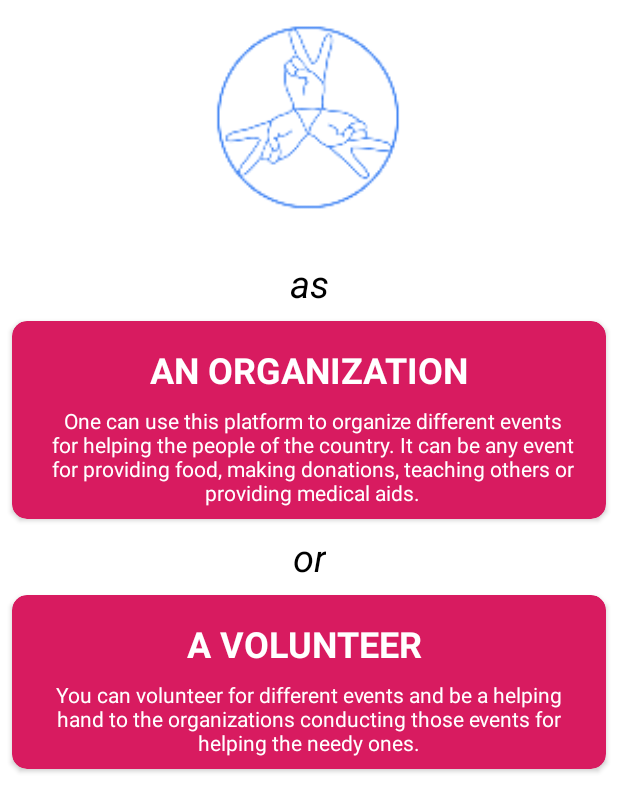
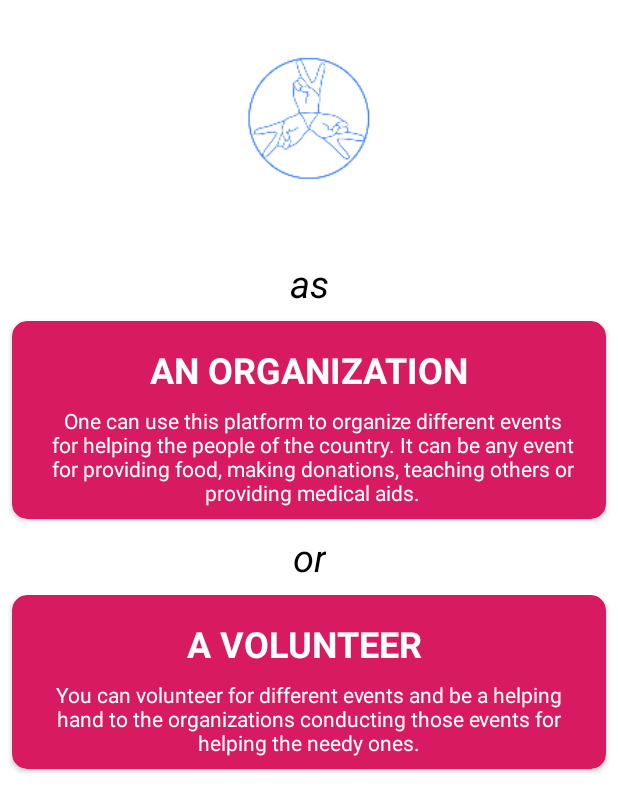
Before and after one commit to kats2296/HelpingHands, an Android app: the ChooseActivity screen opened directly, with no data from a screen before it, on a phone screen of 412 x 824 dp. Shown: the top 812 px of the screen. Run offline under Robolectric (Android 15) with nearby library versions, the phone set to English and light mode, and no system bars; our stand-ins replace ButterKnife.

Commit message:
minor design changes

```diff
--- a/HelpingHands/app/src/main/res/layout/activity_choose.xml
+++ b/HelpingHands/app/src/main/res/layout/activity_choose.xml
@@ -10,11 +10,11 @@
 
     <ImageView
         android:id="@+id/imageView"
-        android:layout_width="0dp"
+        android:layout_width="150dp"
         android:layout_height="150dp"
         android:layout_gravity="center"
         android:layout_marginTop="5dp"
-        android:src="@mipmap/ic_launcher"
+        android:src="@mipmap/ic_launcher_foreground"
         app:layout_constraintEnd_toEndOf="parent"
         app:layout_constraintStart_toStartOf="parent"
         app:layout_constraintTop_toTopOf="parent" />
--- a/HelpingHands/app/src/main/res/layout/activity_login.xml
+++ b/HelpingHands/app/src/main/res/layout/activity_login.xml
@@ -48,7 +48,7 @@
                         android:layout_width="@dimen/dp80"
                         android:layout_height="@dimen/dp80"
                         android:layout_gravity="center"
-                        android:src="@mipmap/ic_launcher"
+                        android:src="@mipmap/ic_launcher_foreground"
                         android:layout_marginBottom="@dimen/dp10"
                         android:layout_marginTop="@dimen/dp10" />
 
--- a/HelpingHands/app/src/main/res/layout/activity_org_sign_up.xml
+++ b/HelpingHands/app/src/main/res/layout/activity_org_sign_up.xml
@@ -5,7 +5,7 @@
     android:layout_width="match_parent"
     android:layout_height="match_parent"
     android:focusableInTouchMode="true"
-    android:background="@color/colorPrimary"
+    android:background="@color/homeScreenbackgroundColor"
     tools:context=".activity.OrgSignUpActivity">
 
     <ScrollView
--- a/HelpingHands/app/src/main/res/layout/activity_vol_sign_up.xml
+++ b/HelpingHands/app/src/main/res/layout/activity_vol_sign_up.xml
@@ -5,7 +5,7 @@
     android:layout_width="match_parent"
     android:layout_height="match_parent"
     android:focusableInTouchMode="true"
-    android:background="@color/colorPrimary"
+    android:background="@color/homeScreenbackgroundColor"
     tools:context=".activity.VolSignUpActivity">
 
     <ScrollView
```
